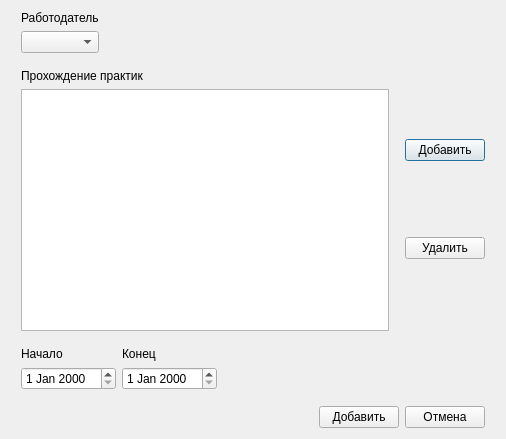
Qt form ui/practicewindow.ui (7enSmile/clientVKR) before a commit.
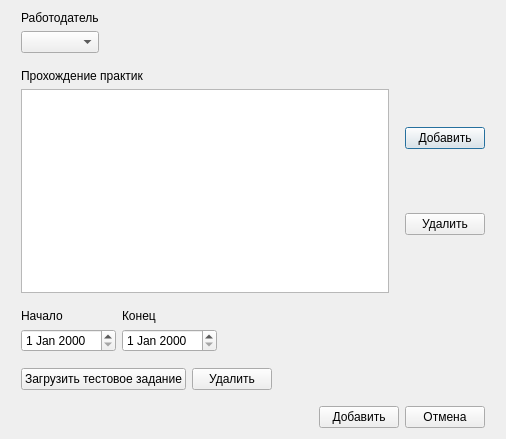
The same form after that commit.

The edit to the form file:
```diff
--- a/ui/practicewindow.ui
+++ b/ui/practicewindow.ui
@@ -248,6 +248,79 @@
      </item>
     </layout>
    </item>
+   <item>
+    <spacer name="verticalSpacer_4">
+     <property name="orientation">
+      <enum>Qt::Vertical</enum>
+     </property>
+     <property name="sizeType">
+      <enum>QSizePolicy::Fixed</enum>
+     </property>
+     <property name="sizeHint" stdset="0">
+      <size>
+       <width>20</width>
+       <height>10</height>
+      </size>
+     </property>
+    </spacer>
+   </item>
+   <item>
+    <layout class="QVBoxLayout" name="verticalLayout">
+     <item>
+      <layout class="QHBoxLayout" name="horizontalLayout_5">
+       <item>
+        <spacer name="horizontalSpacer_11">
+         <property name="orientation">
+          <enum>Qt::Horizontal</enum>
+         </property>
+         <property name="sizeType">
+          <enum>QSizePolicy::Fixed</enum>
+         </property>
+         <property name="sizeHint" stdset="0">
+          <size>
+           <width>10</width>
+           <height>20</height>
+          </size>
+         </property>
+        </spacer>
+       </item>
+       <item>
+        <widget class="QPushButton" name="pushButtonTest">
+         <property name="maximumSize">
+          <size>
+           <width>200</width>
+           <height>16777215</height>
+          </size>
+         </property>
+         <property name="text">
+          <string>Загрузить тестовое задание</string>
+         </property>
+        </widget>
+       </item>
+       <item>
+        <widget class="QPushButton" name="pushButtonDeleteTest">
+         <property name="text">
+          <string>Удалить</string>
+         </property>
+        </widget>
+       </item>
+       <item>
+        <spacer name="horizontalSpacer_10">
+         <property name="orientation">
+          <enum>Qt::Horizontal</enum>
+         </property>
+         <property name="sizeHint" stdset="0">
+          <size>
+           <width>40</width>
+           <height>20</height>
+          </size>
+         </property>
+        </spacer>
+       </item>
+      </layout>
+     </item>
+    </layout>
+   </item>
    <item>
     <spacer name="verticalSpacer_3">
      <property name="orientation">
```
Left out of the diff: 2 changed lines with no effect on the pictures.
